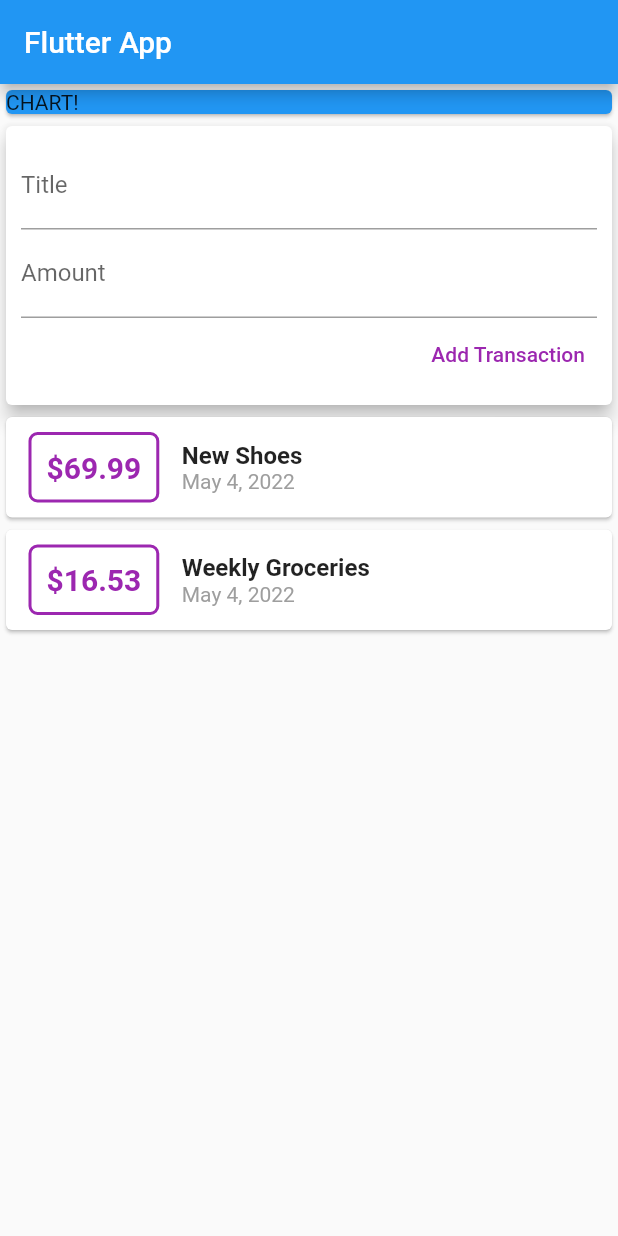
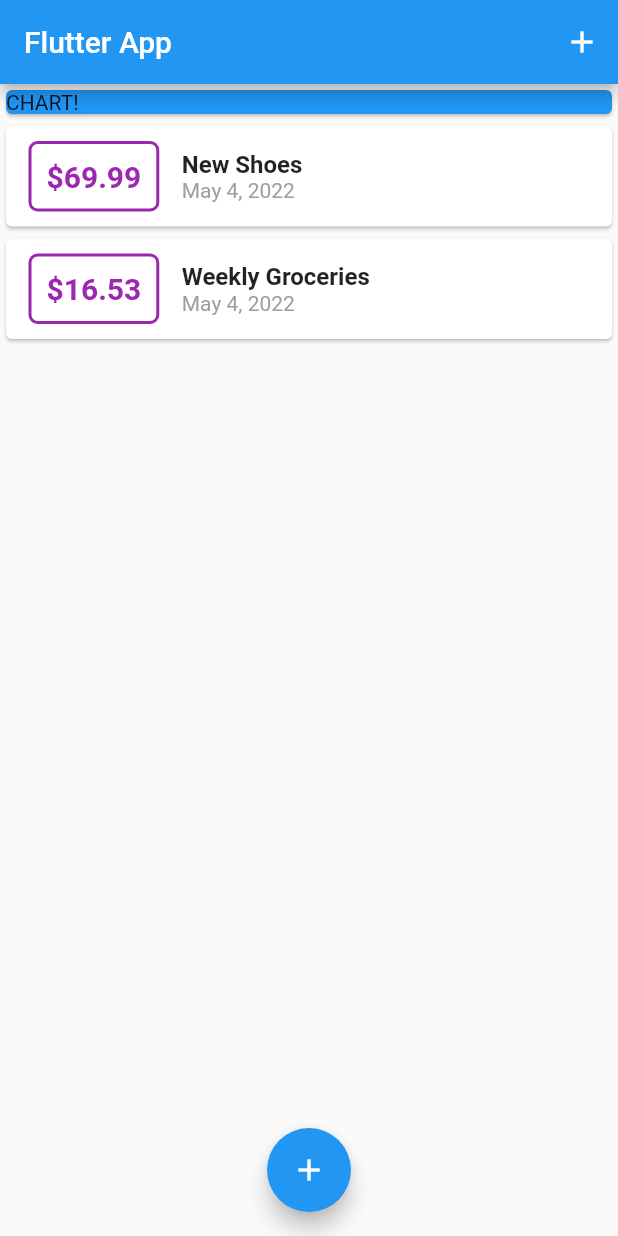
Before and after one commit to citrus77/flutter_udemy_2, a Flutter app: the screen it shows after launch, on a phone screen of 412 x 824 dp. Run offline on Flutter 3.47's test engine with Material 2 defaults, Android fonts, the phone set to English and light mode, and no system bars.

Commit message:
moved transaction logic back to main for state location, created modal button for adding new transaction popup

```diff
--- a/lib/main.dart
+++ b/lib/main.dart
@@ -1,8 +1,8 @@
 import 'package:flutter/material.dart';
-import 'package:intl/intl.dart';
+
 import './widgets/transaction_list.dart';
 import './widgets/new_transaction.dart';
-import './widgets/user_transactions.dart';
+import './models/transaction.dart';
 
 void main() => runApp(MyApp());
 
@@ -16,7 +16,52 @@ class MyApp extends StatelessWidget {
   }
 }
 
-class MyHomePage extends StatelessWidget {
+class MyHomePage extends StatefulWidget {
+  @override
+  State<MyHomePage> createState() => _MyHomePageState();
+}
+
+class _MyHomePageState extends State<MyHomePage> {
+  final List<Transaction> _userTransactions = [
+    Transaction(
+      id: 't1',
+      title: 'New Shoes',
+      amount: 69.99,
+      date: DateTime.now(),
+    ),
+    Transaction(
+      id: 't2',
+      title: 'Weekly Groceries',
+      amount: 16.53,
+      date: DateTime.now(),
+    ),
+  ];
+
+  VoidCallback _addNewTransaction(String txTitle, double txAmount) {
+    final newTx = Transaction(
+      title: txTitle,
+      amount: txAmount,
+      date: DateTime.now(),
+      id: DateTime.now().toString(),
+    );
+
+    setState(() => _userTransactions.add(newTx));
+    throw 'Something went wrong';
+  }
+
+  void _startAddNewTransaction(BuildContext ctx) {
+    showModalBottomSheet(
+      context: ctx,
+      builder: (_) {
+        return GestureDetector(
+          onTap: () {},
+          child: NewTransaction(_addNewTransaction),
+          behavior: HitTestBehavior.opaque,
+        );
+      },
+    );
+  }
+
   Widget chart() {
     return Container(
         width: double.infinity,
@@ -31,6 +76,14 @@ class MyHomePage extends StatelessWidget {
     return Scaffold(
       appBar: AppBar(
         title: Text('Flutter App'),
+        actions: <Widget>[
+          IconButton(
+            icon: Icon(
+              Icons.add,
+            ),
+            onPressed: () => _startAddNewTransaction(context),
+          ),
+        ],
       ),
       body: SingleChildScrollView(
         child: Center(
@@ -38,9 +91,15 @@ class MyHomePage extends StatelessWidget {
               crossAxisAlignment: CrossAxisAlignment.stretch,
               children: <Widget>[
                 chart(),
-                  UserTransactions(),
+                TransactionList(_userTransactions),
               ]),
         ),
-        ));
+      ),
+      floatingActionButtonLocation: FloatingActionButtonLocation.centerFloat,
+      floatingActionButton: FloatingActionButton(
+        child: Icon(Icons.add),
+        onPressed: () => _startAddNewTransaction(context),
+      ),
+    );
   }
 }
--- a/lib/widgets/user_transactions.dart
+++ /dev/null
@@ -1,54 +0,0 @@
-import 'package:flutter/material.dart';
-import './new_transaction.dart';
-import './transaction_list.dart';
-import '../models/transaction.dart';
-
-class UserTransactions extends StatefulWidget {
-  const UserTransactions({Key? key}) : super(key: key);
-
-  @override
-  State<UserTransactions> createState() => _UserTransactionsState();
-}
-
-class _UserTransactionsState extends State<UserTransactions> {
-  final List<Transaction> _userTransactions = [
-    Transaction(
-      id: 't1',
-      title: 'New Shoes',
-      amount: 69.99,
-      date: DateTime.now(),
-    ),
-    Transaction(
-      id: 't2',
-      title: 'Weekly Groceries',
-      amount: 16.53,
-      date: DateTime.now(),
-    ),
-  ];
-
-  VoidCallback _addNewTransaction(String txTitle, double txAmount) {
-    final newTx = Transaction(
-      title: txTitle,
-      amount: txAmount,
-      date: DateTime.now(),
-      id: DateTime.now().toString(),
-    );
-
-    setState(() => _userTransactions.add(newTx));
-    throw 'This is a demo';
-  }
-
-  @override
-  Widget build(BuildContext context) {
-    return Column(
-      children: <Widget>[
-        NewTransaction(
-          _addNewTransaction,
-        ),
-        TransactionList(
-          _userTransactions,
-        ),
-      ],
-    );
-  }
-}
```
Lines whose indentation alone changed are shown as unchanged.
